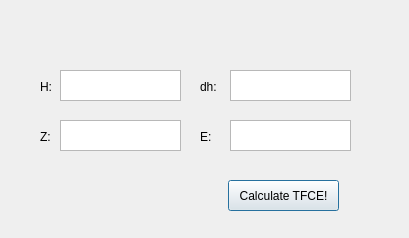
Qt form TfceTest/TfceScore.ui (amon80/tfce_brainvoyager) before a commit.
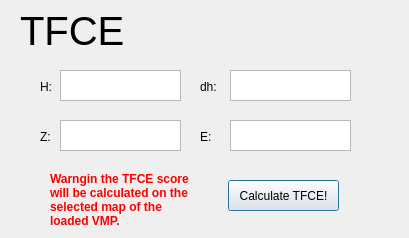
The same form after that commit.

Commit message: Changed labels in english, added warning

```diff
--- a/TfceTest/TfceScore.ui
+++ b/TfceTest/TfceScore.ui
@@ -118,6 +118,40 @@
     </rect>
    </property>
   </widget>
+  <widget class="QLabel" name="label">
+   <property name="geometry">
+    <rect>
+     <x>20</x>
+     <y>10</y>
+     <width>191</width>
+     <height>41</height>
+    </rect>
+   </property>
+   <property name="font">
+    <font>
+     <pointsize>30</pointsize>
+    </font>
+   </property>
+   <property name="text">
+    <string>TFCE</string>
+   </property>
+  </widget>
+  <widget class="QLabel" name="label_2">
+   <property name="geometry">
+    <rect>
+     <x>50</x>
+     <y>170</y>
+     <width>141</width>
+     <height>61</height>
+    </rect>
+   </property>
+   <property name="text">
+    <string>&lt;html&gt;&lt;head/&gt;&lt;body&gt;&lt;p&gt;&lt;span style=&quot; font-weight:600; color:#ff0000;&quot;&gt;Warngin the TFCE score will be calculated on the selected map of the loaded VMP.&lt;/span&gt;&lt;/p&gt;&lt;/body&gt;&lt;/html&gt;</string>
+   </property>
+   <property name="wordWrap">
+    <bool>true</bool>
+   </property>
+  </widget>
  </widget>
  <resources/>
  <connections/>
```
